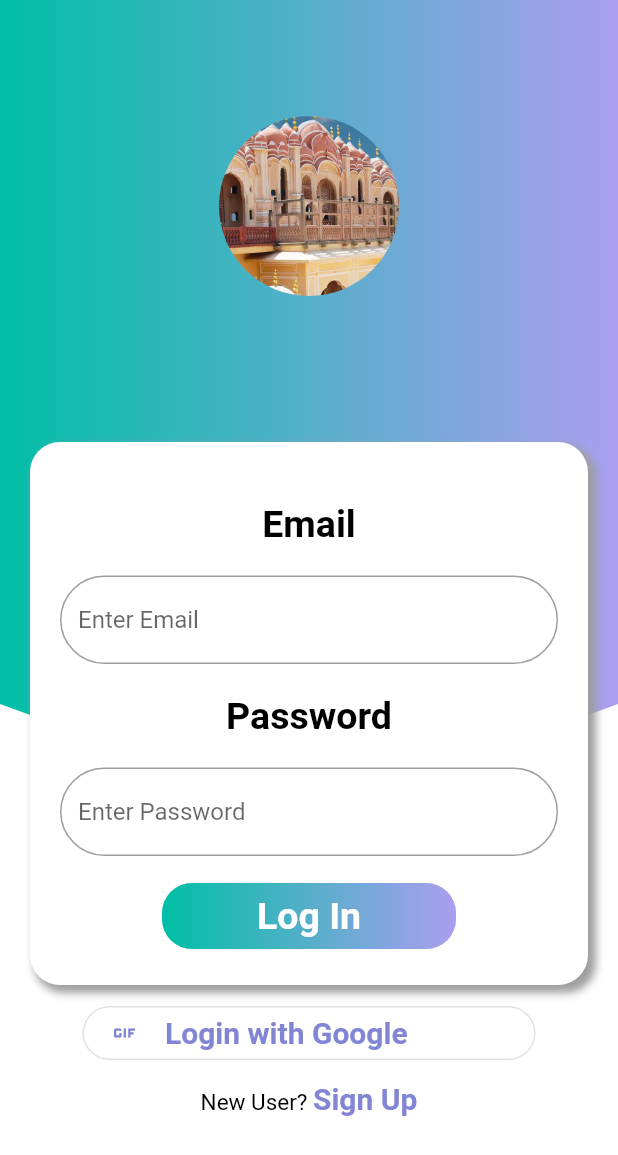
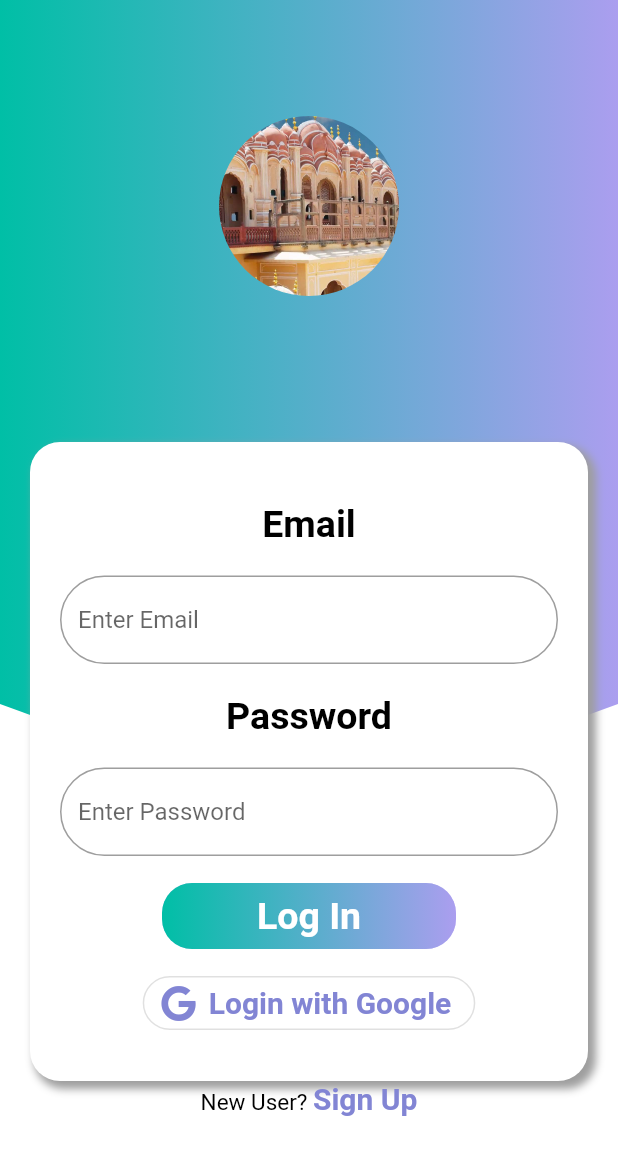
Before and after one commit to shreyans-codes/avecgroupapp, a Flutter app: the LogIn screen opened directly, after a tap on "Log In", on a phone screen of 412 x 824 dp. Shown: the top 1155 px of the screen. Run offline on Flutter 3.47's test engine with Material 2 defaults, Android fonts, the phone set to English and light mode, and no system bars; drawn by our look-alikes of gradient_widgets; our stand-ins replace firebase_auth, flutter_svg, font_awesome_flutter, google_sign_in; accounts and stored records are empty; network calls fail.

Commit message:
google sign in option added

```diff
--- a/lib/main.dart
+++ b/lib/main.dart
@@ -1,8 +1,8 @@
+import 'package:avecgroupapp/screens/root/root.dart';
 import 'package:avecgroupapp/states/currentUser.dart';
 import 'package:avecgroupapp/ui/ourTheme.dart';
 import 'package:flutter/material.dart';
 import 'package:provider/provider.dart';
-import 'screens/login/login.dart';
 
 void main() {
   runApp(MyApp());
@@ -16,7 +16,7 @@ class MyApp extends StatelessWidget {
       child: MaterialApp(
         debugShowCheckedModeBanner: false,
         theme: OurTheme().buildTheme(),
-        home: LogIn(),
+        home: OurRoot(),// * This checks if we were previously logged in
       ),
     );
   }
--- a/lib/screens/login/login.dart
+++ b/lib/screens/login/login.dart
@@ -1,12 +1,12 @@
 import 'package:avecgroupapp/screens/login/loginForm.dart';
 import 'package:avecgroupapp/screens/signup/signup.dart';
-import 'package:avecgroupapp/ui/colors.dart';
 import 'package:avecgroupapp/ui/textStyles.dart';
 import 'package:flutter/gestures.dart';
 import 'package:flutter/material.dart';
 import 'package:avecgroupapp/widgets/clipper.dart';
 
 class LogIn extends StatelessWidget {
+
   @override
   Widget build(BuildContext context) {
     return Scaffold(
@@ -32,44 +32,23 @@ class LogIn extends StatelessWidget {
                   padding: EdgeInsets.all(20.0),
                   children: <Widget>[
                     OurLoginForm(),
-                    Padding(
-                      padding: const EdgeInsets.fromLTRB(35.0, 8.0, 35.0, 8.0),
-                      child: OutlineButton(
-                        shape: RoundedRectangleBorder(
-                          borderRadius: BorderRadius.circular(30.0),
-                        ),
-                        color: globalPurple,
-                        splashColor: globalPurple,
-                        onPressed: () {},
-                        child: Row(
-                          mainAxisAlignment: MainAxisAlignment.start,
-                          children: <Widget>[
-                            Icon(
-                              Icons.gif,
-                              color: globalPurple,
-                            ),
-                            Padding(
-                              padding: const EdgeInsets.only(left: 15.0),
-                              child: Text(
-                                "Login with Google",
-                                style: buttonStyle2,
-                              ),
-                            ),
-                          ],
-                        ),
-                      ),
-                    ),
                     Center(
                       child: RichText(
                           text: TextSpan(
                         style: signUpStyle1,
                         children: <TextSpan>[
                           TextSpan(text: "New User? "),
-                          TextSpan(text: "Sign Up", style: signUpStyleLink,
-                          recognizer: TapGestureRecognizer()
-                          ..onTap = () {
-                            Navigator.push(context, MaterialPageRoute(builder: (BuildContext context) => SignUp()));
-                          }),
+                          TextSpan(
+                              text: "Sign Up",
+                              style: signUpStyleLink,
+                              recognizer: TapGestureRecognizer()
+                                ..onTap = () {
+                                  Navigator.push(
+                                      context,
+                                      MaterialPageRoute(
+                                          builder: (BuildContext context) =>
+                                              SignUp()));
+                                }),
                         ],
                       )),
                     )
--- a/lib/screens/login/loginForm.dart
+++ b/lib/screens/login/loginForm.dart
@@ -4,6 +4,7 @@ import 'package:avecgroupapp/ui/colors.dart';
 import 'package:avecgroupapp/ui/textStyles.dart';
 import 'package:avecgroupapp/widgets/ourContainer.dart';
 import 'package:flutter/material.dart';
+import 'package:font_awesome_flutter/font_awesome_flutter.dart';
 import 'package:gradient_widgets/gradient_widgets.dart';
 import 'package:provider/provider.dart';
 
@@ -12,20 +13,44 @@ class OurLoginForm extends StatefulWidget {
   _OurLoginFormState createState() => _OurLoginFormState();
 }
 
+enum LoginType {
+  email,
+  google,
+}
+
 class _OurLoginFormState extends State<OurLoginForm> {
   TextEditingController _emailController = TextEditingController();
   TextEditingController _passwordController = TextEditingController();
 
-  void _logInUser(String email, String password, BuildContext context) async {
+  void _logInUser(
+      {@required LoginType type,
+      String email,
+      String password,
+      BuildContext context}) async {
+
     CurrentUser _currentUser = Provider.of<CurrentUser>(context, listen: false);
+    String _returnString;
+
+    switch (type) {
+      case LoginType.email:
+        _returnString = await _currentUser.logInUser(email, password);
+        break;
+      case LoginType.google:
+        _returnString = await _currentUser.logInUserWithGoogle();
+        break;
+      default:
+    }
+
 
     try {
-      if (await _currentUser.logInUser(email, password)) {
-        Navigator.push(context,
-            MaterialPageRoute(builder: (BuildContext context) => JOCG()));
+      if (_returnString == "success") {
+        Navigator.of(context)
+            .push(MaterialPageRoute(builder: (BuildContext context) => JOCG()));
       }
     } catch (e) {
-      print(e);
+      Scaffold.of(context).showSnackBar(SnackBar(
+          content: Text("Incorrect LogIn info"),
+          duration: Duration(seconds: 2)));
     }
   }
 
@@ -74,7 +99,10 @@ class _OurLoginFormState extends State<OurLoginForm> {
                 if (_passwordController.text != null &&
                     _emailController.text != null) {
                   _logInUser(
-                      _emailController.text, _passwordController.text, context);
+                      type: LoginType.email,
+                      email: _emailController.text,
+                      password: _passwordController.text,
+                      context: context);
                 } else {
                   Scaffold.of(context).showSnackBar(SnackBar(
                     content: Text("Please enter something in the fields"),
@@ -89,7 +117,30 @@ class _OurLoginFormState extends State<OurLoginForm> {
               elevation: 0.0,
               gradient: commonGradient,
             ),
-          )
+          ),
+          Padding(
+            padding: const EdgeInsets.fromLTRB(35.0, 8.0, 35.0, 8.0),
+            child: OutlineButton.icon(
+              shape: RoundedRectangleBorder(
+                borderRadius: BorderRadius.circular(30.0),
+              ),
+              color: globalPurple,
+              splashColor: globalPurple,
+              onPressed: () {
+                _logInUser(
+                    type: LoginType.google,
+                    context: context);
+              },
+              icon: Icon(
+                FontAwesomeIcons.google,
+                color: globalPurple,
+              ),
+              label: Text(
+                "Login with Google",
+                style: buttonStyle2,
+              ),
+            ),
+          ),
         ],
       ),
     );
--- a/lib/states/currentUser.dart
+++ b/lib/states/currentUser.dart
@@ -1,7 +1,8 @@
 import 'package:firebase_auth/firebase_auth.dart';
 import 'package:flutter/cupertino.dart';
+import 'package:google_sign_in/google_sign_in.dart';
 
-class CurrentUser extends ChangeNotifier{
+class CurrentUser extends ChangeNotifier {
   String _uid;
   String _email;
 
@@ -10,35 +11,74 @@ class CurrentUser extends ChangeNotifier{
 
   FirebaseAuth _auth = FirebaseAuth.instance;
 
-  Future<bool> signUpUser(String email, String password) async {
-    bool retValue = false;
+  Future<String> onStartUp() async {
+    String retValue = "error";
 
     try {
-      AuthResult _authResult = await _auth.createUserWithEmailAndPassword(email: email, password: password);
-      if(_authResult.user != null)
-      {
-        retValue = true;
-      }
+      FirebaseUser _firebaseUser = await _auth.currentUser();
+      _uid = _firebaseUser.uid;
+      _email = _firebaseUser.email;
+      retValue = "success";
     } catch (e) {
       print(e);
+    }
+    return retValue;
+  }
+
+  Future<String> signUpUser(String email, String password) async {
+    String retValue = "error";
+
+    try {
+      AuthResult _authResult = await _auth.createUserWithEmailAndPassword(
+          email: email, password: password);
+
+      retValue = "success";
+    } catch (e) {
+      retValue = e.message;
     }
 
     return retValue;
   }
 
-  Future<bool> logInUser(String email, String password) async {
-    bool retValue = false;
+  Future<String> logInUser(String email, String password) async {
+    String retValue = "error";
 
     try {
-      AuthResult _authResult = await _auth.signInWithEmailAndPassword(email: email, password: password);
-      if(_authResult.user != null)
-      {
-        _uid = _authResult.user.uid;
-        _email = _authResult.user.email;
-        retValue = true;
-      }
+      AuthResult _authResult = await _auth.signInWithEmailAndPassword(
+          email: email, password: password);
+
+      _uid = _authResult.user.uid;
+      _email = _authResult.user.email;
+      retValue = "success";
     } catch (e) {
-      print(e);
+      retValue = e.message;
+    }
+
+    return retValue;
+  }
+
+  Future<String> logInUserWithGoogle() async {
+    String retValue = "error";
+
+    GoogleSignIn _googleSignIn = GoogleSignIn(
+      scopes: [
+        'email',
+        'https://www.googleapis.com/auth/contacts.readonly',
+      ],
+    );
+
+    try {
+      GoogleSignInAccount _googleUser = await _googleSignIn.signIn();
+      GoogleSignInAuthentication _googleAuth = await _googleUser.authentication;
+      final AuthCredential credential = GoogleAuthProvider.getCredential(
+          idToken: _googleAuth.idToken, accessToken: _googleAuth.accessToken);
+
+      AuthResult _authResult = await _auth.signInWithCredential(credential);
+      _uid = _authResult.user.uid;
+      _email = _authResult.user.email;
+      retValue = "success";
+    } catch (e) {
+      retValue = e.message;
     }
 
     return retValue;
--- a/pubspec.yaml
+++ b/pubspec.yaml
@@ -25,6 +25,7 @@ dependencies:
   firebase_auth: ^0.16.0
   flutter_svg: ^0.17.4
   font_awesome_flutter: ^8.8.1
+  google_sign_in: ^4.4.4
 
   # The following adds the Cupertino Icons font to your application.
   # Use with the CupertinoIcons class for iOS style icons.
```
Also changed, not shown: lib/screens/root/root.dart (added, +49 -0 lines), lib/screens/signup/signupForm.dart (+6 -2 lines), pubspec.lock, 1 other file.
